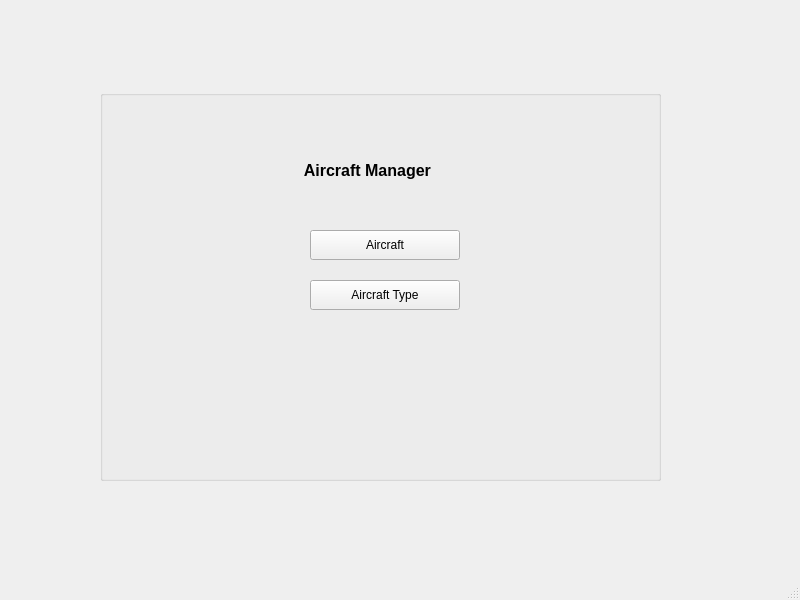
Old version of the form AircraftManager.ui in the repository Muneeba-Badar/DB-Final-Project.
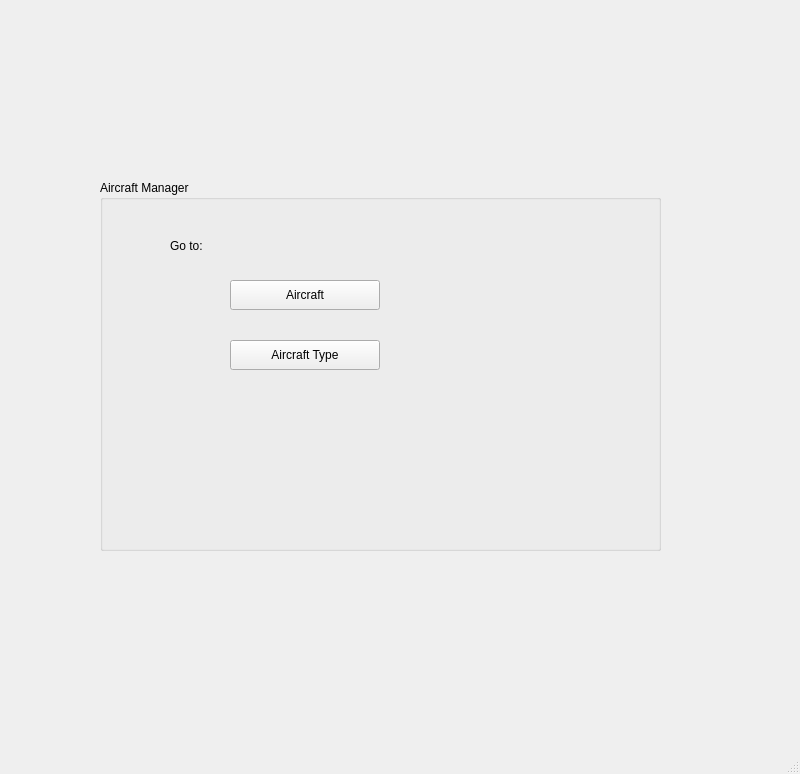
New version of the form.

The edit to the form file:
```diff
--- a/AircraftManager.ui
+++ b/AircraftManager.ui
@@ -7,7 +7,7 @@
     <x>0</x>
     <y>0</y>
     <width>800</width>
-    <height>600</height>
+    <height>774</height>
    </rect>
   </property>
   <property name="windowTitle">
@@ -18,9 +18,9 @@
     <property name="geometry">
      <rect>
       <x>100</x>
-      <y>90</y>
+      <y>180</y>
       <width>561</width>
-      <height>391</height>
+      <height>371</height>
      </rect>
     </property>
     <property name="font">
@@ -29,13 +29,13 @@
      </font>
     </property>
     <property name="title">
-     <string/>
+     <string>Aircraft Manager</string>
     </property>
     <widget class="QPushButton" name="pushButton">
      <property name="geometry">
       <rect>
-       <x>210</x>
-       <y>140</y>
+       <x>130</x>
+       <y>100</y>
        <width>150</width>
        <height>30</height>
       </rect>
@@ -47,8 +47,8 @@
     <widget class="QPushButton" name="pushButton_2">
      <property name="geometry">
       <rect>
-       <x>210</x>
-       <y>190</y>
+       <x>130</x>
+       <y>160</y>
        <width>150</width>
        <height>30</height>
       </rect>
@@ -60,7 +60,7 @@
     <widget class="QLabel" name="label">
      <property name="geometry">
       <rect>
-       <x>200</x>
+       <x>170</x>
        <y>60</y>
        <width>191</width>
        <height>41</height>
@@ -74,7 +74,20 @@
       </font>
      </property>
      <property name="text">
-      <string> Aircraft Manager</string>
+      <string/>
+     </property>
+    </widget>
+    <widget class="QLabel" name="label_5">
+     <property name="geometry">
+      <rect>
+       <x>70</x>
+       <y>50</y>
+       <width>61</width>
+       <height>31</height>
+      </rect>
+     </property>
+     <property name="text">
+      <string>Go to:</string>
      </property>
     </widget>
    </widget>
```
Left out of the diff: 4 changed lines with no effect on the pictures.
